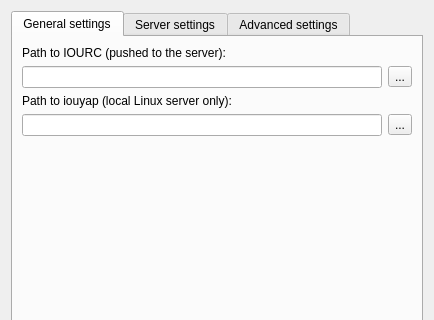
Above: gns3/modules/iou/ui/iou_preferences_page.ui from GNS3/gns3-gui before the change; both pictures show x 0 to 434 and y 0 to 320 of the 434 by 508 pixel window. Below: the same form after it.
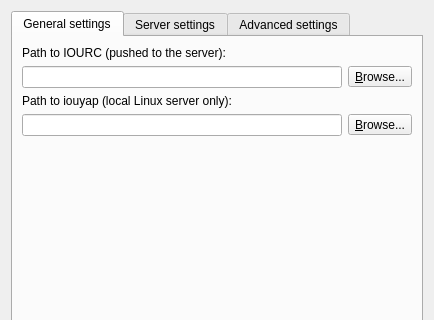
That is the form after the change.

Commit message: Replace "..." by "Browse..." on buttons. Fixes bugs with IOS routers slots/wics.

What changed in the file:
```diff
--- a/gns3/modules/iou/ui/iou_preferences_page.ui
+++ b/gns3/modules/iou/ui/iou_preferences_page.ui
@@ -32,7 +32,7 @@
          <item>
           <widget class="QToolButton" name="uiIOURCPathToolButton">
            <property name="text">
-            <string>...</string>
+            <string>&amp;Browse...</string>
            </property>
            <property name="toolButtonStyle">
             <enum>Qt::ToolButtonTextOnly</enum>
@@ -76,7 +76,7 @@
          <item>
           <widget class="QToolButton" name="uiIouyapPathToolButton">
            <property name="text">
-            <string>...</string>
+            <string>&amp;Browse...</string>
            </property>
            <property name="toolButtonStyle">
             <enum>Qt::ToolButtonTextOnly</enum>
```
The commit also changes 30 other files.
